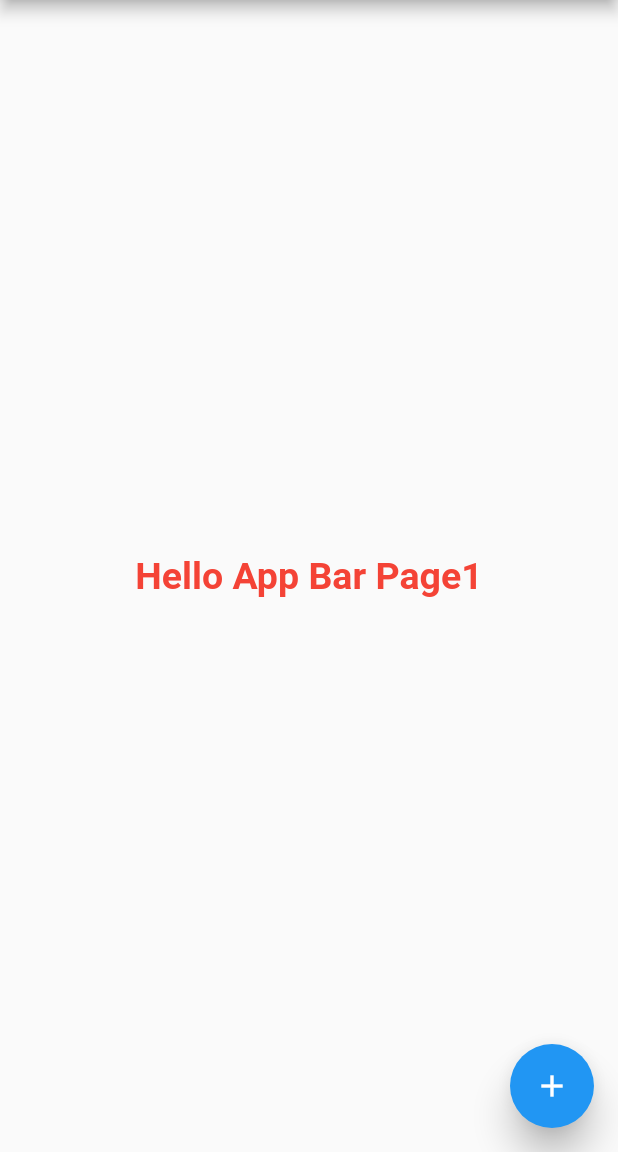
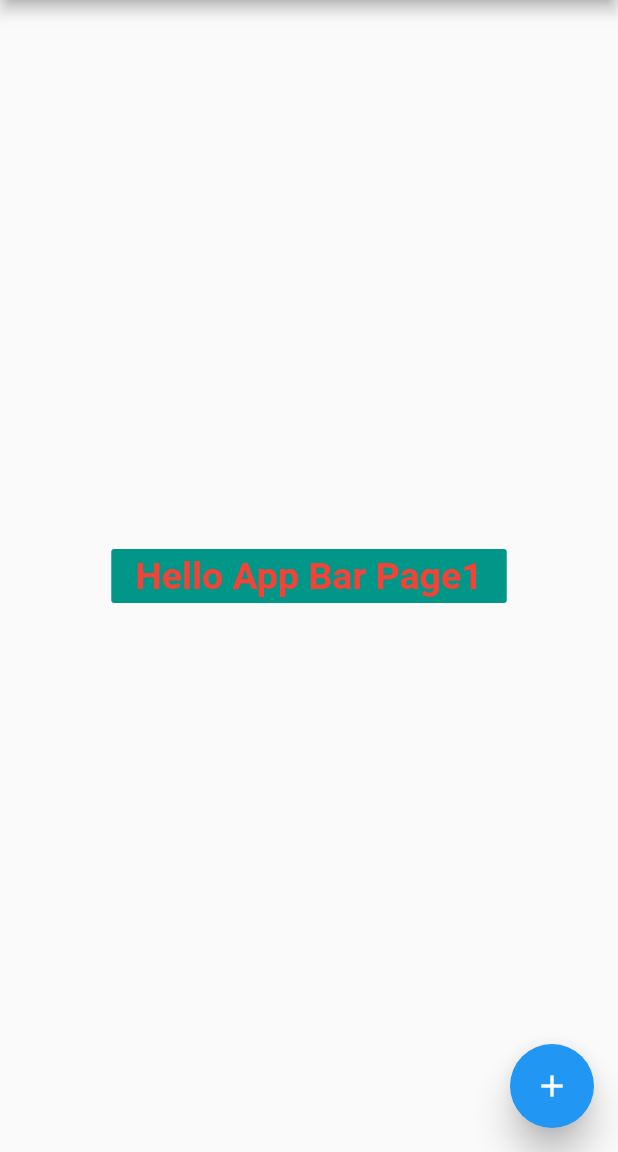
Before and after one commit to Mansurisodev/m1, a Flutter app: the AppBarr screen opened by its route, on a phone screen of 412 x 824 dp, the part 84-1236 px from its top. Run offline on Flutter 3.47's test engine with Material 2 defaults, Android fonts, the phone set to English and light mode, and no system bars.

Commit message:
Apbar page qoshildi

```diff
--- a/lib/main.dart
+++ b/lib/main.dart
@@ -2,6 +2,7 @@ import 'package:flutter/material.dart';
 import 'package:project1/pages/app_bar.dart';
 import 'package:project1/pages/detail_page.dart';
 import 'package:project1/pages/home_page.dart';
+import 'package:project1/pages/rasm_page.dart';
 
 void main() {
   runApp(const MyApp());
@@ -32,6 +33,7 @@ class MyApp extends StatelessWidget {
         HomePage.id: (context) => HomePage(),
         DetailPage.id: (context) => DetailPage(input: 'Hello',),
         AppBarr.id: (context) => AppBarr(),
+        RasmPage.id: (context) => RasmPage(),
       },
     );
   }
--- a/lib/pages/app_bar.dart
+++ b/lib/pages/app_bar.dart
@@ -1,5 +1,6 @@
 import 'package:flutter/cupertino.dart';
 import 'package:flutter/material.dart';
+import 'package:project1/pages/rasm_page.dart';
 
 class AppBarr extends StatefulWidget {
   // const AppBarr({Key? key}) : super(key: key);
@@ -30,13 +31,19 @@ class _AppBarrState extends State<AppBarr> {
       ),
 
       body:  Center(
-        child: Text("Hello App Bar Page" + count.toString(), //Floatingactionbton ichidagi count qiymatini ozgartiradi.
-                    style: const TextStyle(
-                    color: Colors.red, // Rang Berish
-                    fontSize: 25 , // Kattaligi
-                    fontWeight: FontWeight.bold, // Qalin qilish
+        child: FlatButton(
+          color: Colors.teal,
+          onPressed: (){
+            Navigator.pushNamed(context, RasmPage.id);
+          },
+          child: Text("Hello App Bar Page" + count.toString(), //Floatingactionbton ichidagi count qiymatini ozgartiradi.
+            style: const TextStyle(
+              color: Colors.red, // Rang Berish
+              fontSize: 25 , // Kattaligi
+              fontWeight: FontWeight.bold, // Qalin qilish
 
             ),
+          ),
         ),
       ),
 
```
Also changed, not shown: lib/pages/rasm_page.dart (added, +36 -0 lines), pubspec.yaml (+2 -29 lines), assets/images/ic_images1.jpeg (added).
